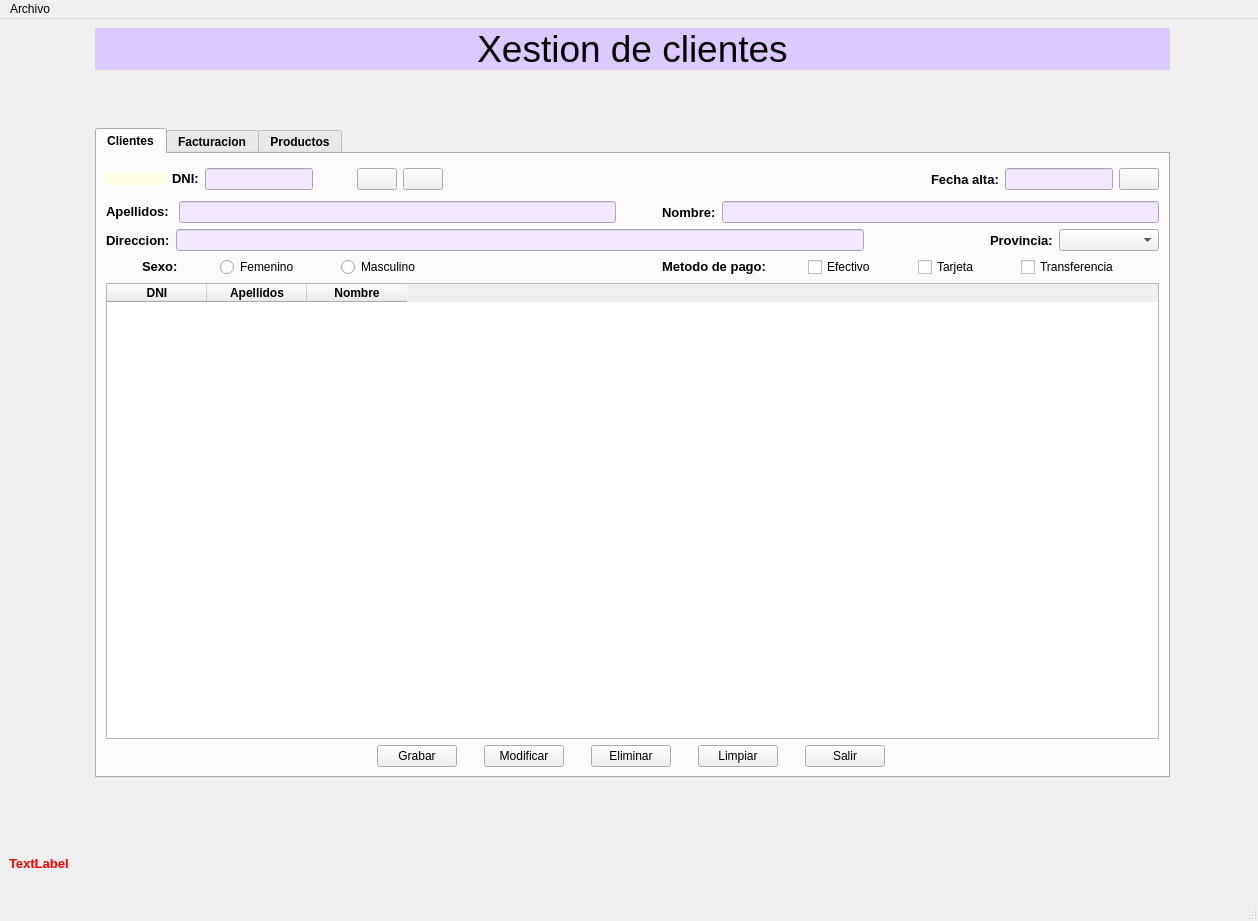
First picture: the form in Ventana.ui, repository BraisRS8/Proyecto, before the edit.
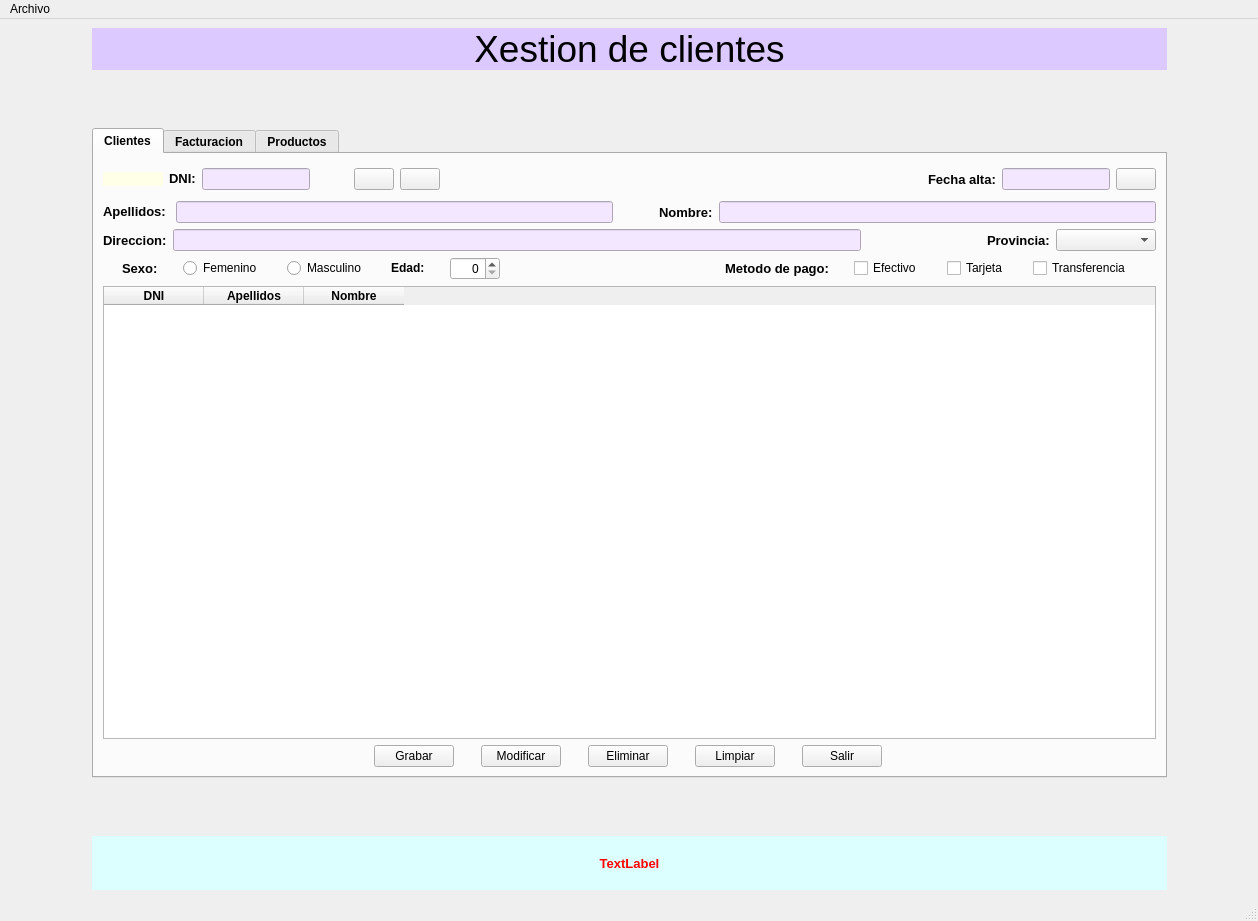
Second picture: the form after the edit. Icons and pictures are not drawn.

Commit message: Version 0.1.11: -Integracion de spin widget

```diff
--- a/Ventana.ui
+++ b/Ventana.ui
@@ -598,10 +598,29 @@
         <item row="3" column="0">
          <layout class="QGridLayout" name="gridFormuSM">
           <property name="sizeConstraint">
-           <enum>QLayout::SetFixedSize</enum>
+           <enum>QLayout::SetDefaultConstraint</enum>
           </property>
-          <item row="0" column="5">
-           <widget class="QCheckBox" name="chkEfec">
+          <item row="0" column="3">
+           <widget class="QLabel" name="label">
+            <property name="sizePolicy">
+             <sizepolicy hsizetype="Fixed" vsizetype="Fixed">
+              <horstretch>0</horstretch>
+              <verstretch>0</verstretch>
+             </sizepolicy>
+            </property>
+            <property name="minimumSize">
+             <size>
+              <width>0</width>
+              <height>0</height>
+             </size>
+            </property>
+            <property name="text">
+             <string>Edad:</string>
+            </property>
+           </widget>
+          </item>
+          <item row="0" column="9">
+           <widget class="QCheckBox" name="chkTrans">
             <property name="sizePolicy">
              <sizepolicy hsizetype="Fixed" vsizetype="Fixed">
               <horstretch>0</horstretch>
@@ -615,53 +634,14 @@
              </font>
             </property>
             <property name="text">
-             <string>Efectivo</string>
+             <string>Transferencia</string>
             </property>
             <attribute name="buttonGroup">
              <string notr="true">grpbtnPay</string>
             </attribute>
            </widget>
           </item>
-          <item row="0" column="4">
-           <widget class="QLabel" name="lblPago">
-            <property name="sizePolicy">
-             <sizepolicy hsizetype="Fixed" vsizetype="Fixed">
-              <horstretch>0</horstretch>
-              <verstretch>0</verstretch>
-             </sizepolicy>
-            </property>
-            <property name="font">
-             <font>
-              <pointsize>10</pointsize>
-             </font>
-            </property>
-            <property name="text">
-             <string>Metodo de pago:</string>
-            </property>
-           </widget>
-          </item>
-          <item row="0" column="0">
-           <widget class="QLabel" name="lblSexo">
-            <property name="enabled">
-             <bool>true</bool>
-            </property>
-            <property name="sizePolicy">
-             <sizepolicy hsizetype="Fixed" vsizetype="Fixed">
-              <horstretch>0</horstretch>
-              <verstretch>0</verstretch>
-             </sizepolicy>
-            </property>
-            <property name="font">
-             <font>
-              <pointsize>10</pointsize>
-             </font>
-            </property>
-            <property name="text">
-             <string>Sexo:</string>
-            </property>
-           </widget>
-          </item>
-          <item row="0" column="6">
+          <item row="0" column="8">
            <widget class="QCheckBox" name="chkTar">
             <property name="sizePolicy">
              <sizepolicy hsizetype="Fixed" vsizetype="Fixed">
@@ -683,6 +663,22 @@
             </attribute>
            </widget>
           </item>
+          <item row="0" column="5">
+           <spacer name="horizontalSpacer">
+            <property name="orientation">
+             <enum>Qt::Horizontal</enum>
+            </property>
+            <property name="sizeType">
+             <enum>QSizePolicy::Fixed</enum>
+            </property>
+            <property name="sizeHint" stdset="0">
+             <size>
+              <width>200</width>
+              <height>20</height>
+             </size>
+            </property>
+           </spacer>
+          </item>
           <item row="0" column="1">
            <widget class="QRadioButton" name="rbtFem">
             <property name="sizePolicy">
@@ -727,24 +723,47 @@
             </attribute>
            </widget>
           </item>
-          <item row="0" column="3">
-           <spacer name="horizontalSpacer">
-            <property name="orientation">
-             <enum>Qt::Horizontal</enum>
+          <item row="0" column="0">
+           <widget class="QLabel" name="lblSexo">
+            <property name="enabled">
+             <bool>true</bool>
             </property>
-            <property name="sizeType">
-             <enum>QSizePolicy::Fixed</enum>
+            <property name="sizePolicy">
+             <sizepolicy hsizetype="Fixed" vsizetype="Fixed">
+              <horstretch>0</horstretch>
+              <verstretch>0</verstretch>
+             </sizepolicy>
             </property>
-            <property name="sizeHint" stdset="0">
-             <size>
-              <width>200</width>
-              <height>20</height>
-             </size>
+            <property name="font">
+             <font>
+              <pointsize>10</pointsize>
+             </font>
             </property>
-           </spacer>
+            <property name="text">
+             <string>Sexo:</string>
+            </property>
+           </widget>
+          </item>
+          <item row="0" column="6">
+           <widget class="QLabel" name="lblPago">
+            <property name="sizePolicy">
+             <sizepolicy hsizetype="Fixed" vsizetype="Fixed">
+              <horstretch>0</horstretch>
+              <verstretch>0</verstretch>
+             </sizepolicy>
+            </property>
+            <property name="font">
+             <font>
+              <pointsize>10</pointsize>
+             </font>
+            </property>
+            <property name="text">
+             <string>Metodo de pago:</string>
+            </property>
+           </widget>
           </item>
           <item row="0" column="7">
-           <widget class="QCheckBox" name="chkTrans">
+           <widget class="QCheckBox" name="chkEfec">
             <property name="sizePolicy">
              <sizepolicy hsizetype="Fixed" vsizetype="Fixed">
               <horstretch>0</horstretch>
@@ -758,13 +777,38 @@
              </font>
             </property>
             <property name="text">
-             <string>Transferencia</string>
+             <string>Efectivo</string>
             </property>
             <attribute name="buttonGroup">
              <string notr="true">grpbtnPay</string>
             </attribute>
            </widget>
           </item>
+          <item row="0" column="4">
+           <widget class="QSpinBox" name="spinEdad">
+            <property name="sizePolicy">
+             <sizepolicy hsizetype="Fixed" vsizetype="Fixed">
+              <horstretch>0</horstretch>
+              <verstretch>0</verstretch>
+             </sizepolicy>
+            </property>
+            <property name="minimumSize">
+             <size>
+              <width>50</width>
+              <height>0</height>
+             </size>
+            </property>
+            <property name="font">
+             <font>
+              <weight>50</weight>
+              <bold>false</bold>
+             </font>
+            </property>
+            <property name="alignment">
+             <set>Qt::AlignRight|Qt::AlignTrailing|Qt::AlignVCenter</set>
+            </property>
+           </widget>
+          </item>
          </layout>
         </item>
         <item row="4" column="0">
@@ -973,8 +1017,14 @@
       </property>
      </spacer>
     </item>
-    <item row="2" column="0">
+    <item row="2" column="1">
      <widget class="QLabel" name="lblstatus">
+      <property name="sizePolicy">
+       <sizepolicy hsizetype="Preferred" vsizetype="Preferred">
+        <horstretch>0</horstretch>
+        <verstretch>0</verstretch>
+       </sizepolicy>
+      </property>
       <property name="font">
        <font>
         <family>MS Shell Dlg 2</family>
@@ -984,11 +1034,15 @@
        </font>
       </property>
       <property name="styleSheet">
-       <string notr="true">color:rgb(255, 0, 0)</string>
+       <string notr="true">color:rgb(255, 0, 0);
+background-color: rgb(220, 255, 255);</string>
       </property>
       <property name="text">
        <string>TextLabel</string>
       </property>
+      <property name="alignment">
+       <set>Qt::AlignCenter</set>
+      </property>
      </widget>
     </item>
    </layout>
```
The commit also changes 6 other files.
